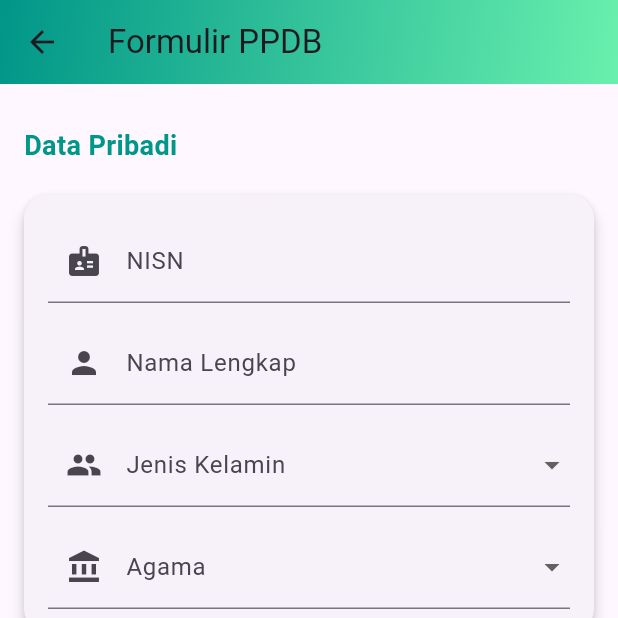
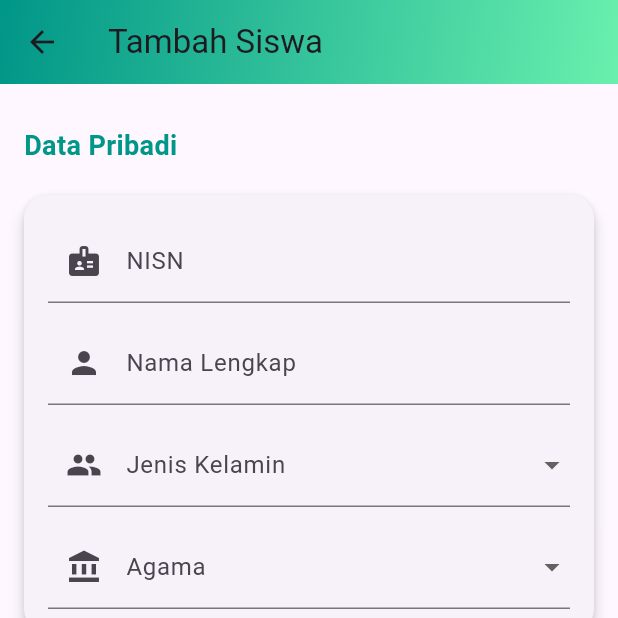
Before and after one commit to Vel1011/Remidi-KRPL, a Flutter app: the screen it shows after launch, after a tap on "Daftar", on a phone screen of 412 x 824 dp, the top half of it. Run offline on Flutter 3.47's test engine with Material 3 defaults, Android fonts, the phone set to English and light mode, and no system bars; our stand-ins replace flutter_typeahead, supabase_flutter; accounts and stored records are empty.

Commit message:
Update form_page.dart (fix parameter student & form edit siswa)

```diff
--- a/lib/pages/form_page.dart
+++ b/lib/pages/form_page.dart
@@ -5,8 +5,9 @@ import '../models/student.dart';
 
 class FormPage extends StatefulWidget {
   final Function(Student) onSubmit;
+  final Student? student; // opsional, kalau null = tambah, kalau ada = edit
 
-  const FormPage({super.key, required this.onSubmit});
+  const FormPage({super.key, required this.onSubmit, this.student});
 
   @override
   State<FormPage> createState() => _FormPageState();
@@ -39,6 +40,34 @@ class _FormPageState extends State<FormPage> {
   final ibuCtrl = TextEditingController();
   final waliCtrl = TextEditingController();
   final alamatOrtuCtrl = TextEditingController();
+
+  @override
+  void initState() {
+    super.initState();
+    // Kalau ada student, isi form otomatis (mode edit)
+    if (widget.student != null) {
+      nisnCtrl.text = widget.student!.nisn;
+      namaCtrl.text = widget.student!.namaLengkap;
+      jk = widget.student!.jenisKelamin;
+      agama = widget.student!.agama;
+      tempatCtrl.text = widget.student!.tempatLahir;
+      tglLahir = widget.student!.tanggalLahir;
+      telpCtrl.text = widget.student!.noTelp;
+      nikCtrl.text = widget.student!.nik;
+      jalanCtrl.text = widget.student!.jalan;
+      rtrwCtrl.text = widget.student!.rtrw;
+      dusunCtrl.text = widget.student!.dusun;
+      desaCtrl.text = widget.student!.desa;
+      kecamatanCtrl.text = widget.student!.kecamatan;
+      kabupatenCtrl.text = widget.student!.kabupaten;
+      provinsiCtrl.text = widget.student!.provinsi;
+      kodeposCtrl.text = widget.student!.kodePos;
+      ayahCtrl.text = widget.student!.namaAyah;
+      ibuCtrl.text = widget.student!.namaIbu;
+      waliCtrl.text = widget.student!.namaWali;
+      alamatOrtuCtrl.text = widget.student!.alamatOrtu;
+    }
+  }
 
   // --- Supabase suggestions ---
   Future<List<Map<String, dynamic>>> _getDusunSuggestions(String pattern) async {
@@ -97,9 +126,15 @@ class _FormPageState extends State<FormPage> {
       widget.onSubmit(student);
 
       ScaffoldMessenger.of(context).showSnackBar(
-        const SnackBar(content: Text("✅ Data berhasil disimpan")),
+        SnackBar(
+          content: Text(widget.student == null
+              ? "✅ Data berhasil disimpan"
+              : "✏️ Data berhasil diperbarui"),
+        ),
       );
 
+      if (widget.student == null) {
+        // hanya reset kalau tambah, jangan reset kalau edit
         _formKey.currentState!.reset();
         for (var ctrl in [
           nisnCtrl,
@@ -127,6 +162,7 @@ class _FormPageState extends State<FormPage> {
           agama = null;
           tglLahir = null;
         });
+      }
     }
   }
 
@@ -186,7 +222,7 @@ class _FormPageState extends State<FormPage> {
   Widget build(BuildContext context) {
     return Scaffold(
       appBar: AppBar(
-        title: const Text("Formulir PPDB"),
+        title: Text(widget.student == null ? "Tambah Siswa" : "Edit Siswa"),
         flexibleSpace: Container(
           decoration: const BoxDecoration(
             gradient: LinearGradient(
@@ -284,7 +320,7 @@ class _FormPageState extends State<FormPage> {
                         onTap: () async {
                           final picked = await showDatePicker(
                             context: context,
-                            initialDate: DateTime(2010),
+                            initialDate: tglLahir ?? DateTime(2010),
                             firstDate: DateTime(1990),
                             lastDate: DateTime.now(),
                           );
@@ -435,9 +471,9 @@ class _FormPageState extends State<FormPage> {
                   ),
                   onPressed: _submit,
                   icon: const Icon(Icons.save, color: Colors.white),
-                  label: const Text(
-                    "Simpan",
-                    style: TextStyle(fontSize: 16, color: Colors.white),
+                  label: Text(
+                    widget.student == null ? "Simpan" : "Update",
+                    style: const TextStyle(fontSize: 16, color: Colors.white),
                   ),
                 ),
               ),
```
Lines whose indentation alone changed are shown as unchanged.
